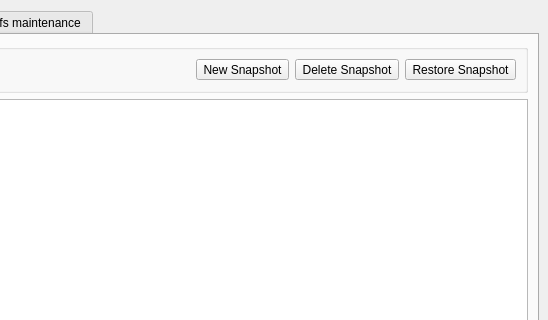
Before: the Qt Designer form btrfs-assistant.ui in nexusriot/btrfs-assistant, drawn with Qt 5; both pictures show x 398 to 946 and y 0 to 320 of the 946 by 717 pixel window.
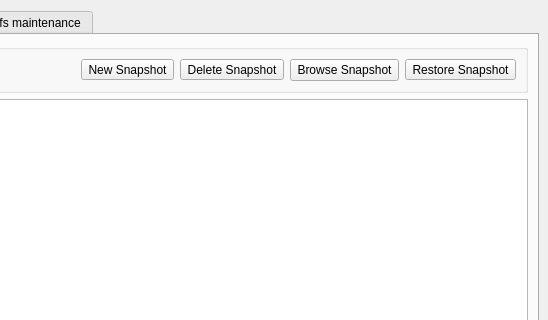
After: the same form once the commit is applied. The open tabs and pages were chosen to show the change. Icons and pictures are not drawn.

Commit message: Add a snapshot browser and the ability to restore individual files

Diff of the .ui file:
```diff
--- a/btrfs-assistant.ui
+++ b/btrfs-assistant.ui
@@ -402,6 +402,26 @@
              </property>
             </widget>
            </item>
+           <item>
+            <widget class="QToolButton" name="pushButton_snapperBrowse">
+             <property name="sizePolicy">
+              <sizepolicy hsizetype="Preferred" vsizetype="Preferred">
+               <horstretch>0</horstretch>
+               <verstretch>0</verstretch>
+              </sizepolicy>
+             </property>
+             <property name="text">
+              <string>Browse Snapshot</string>
+             </property>
+             <property name="icon">
+              <iconset resource="icons.qrc">
+               <normaloff>:/assets/assets/filebrowse.png</normaloff>:/assets/assets/filebrowse.png</iconset>
+             </property>
+             <property name="toolButtonStyle">
+              <enum>Qt::ToolButtonTextUnderIcon</enum>
+             </property>
+            </widget>
+           </item>
            <item>
             <widget class="QToolButton" name="pushButton_restore_snapshot">
              <property name="text">
```
The commit also changes 12 other files.
